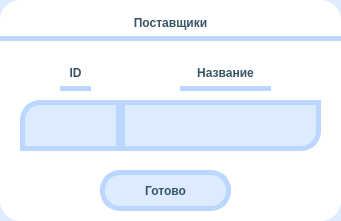
The window that CRM/editUI/editProvider.ui (Plnguins/CRM) describes before a commit, drawn with Qt 5.
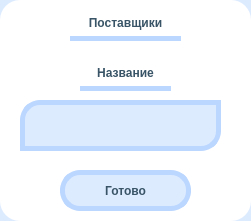
The same window after the commit.

Patch:
```diff
--- a/CRM/editUI/editProvider.ui
+++ b/CRM/editUI/editProvider.ui
@@ -21,60 +21,17 @@
    <rect>
     <x>0</x>
     <y>0</y>
-    <width>341</width>
+    <width>251</width>
     <height>221</height>
    </rect>
   </property>
   <property name="windowTitle">
    <string>Поставщик</string>
   </property>
-  <widget class="QLineEdit" name="CommentsEnter">
-   <property name="geometry">
-    <rect>
-     <x>120</x>
-     <y>100</y>
-     <width>201</width>
-     <height>51</height>
-    </rect>
-   </property>
-   <property name="styleSheet">
-    <string notr="true">	font: 12pt &quot;Comfortaa&quot;;
-	font: bold;
-	color:  rgb(56, 84, 102);	
-	background-color: rgb(221, 235, 255);
-	border: 5px solid #BBD6FF ;
-	border-bottom-right-radius:20px;</string>
-   </property>
-  </widget>
-  <widget class="QLabel" name="ID">
-   <property name="geometry">
-    <rect>
-     <x>60</x>
-     <y>60</y>
-     <width>31</width>
-     <height>31</height>
-    </rect>
-   </property>
-   <property name="styleSheet">
-    <string notr="true">	font: 12pt &quot;Comfortaa&quot;;
-	font: bold;
-	color:  rgb(56, 84, 102);
-	border: 5px solid #BBD6FF ;
-	border-top: transparent;
-	border-left: transparent;
-	border-right: transparent;</string>
-   </property>
-   <property name="text">
-    <string>ID</string>
-   </property>
-   <property name="alignment">
-    <set>Qt::AlignCenter</set>
-   </property>
-  </widget>
   <widget class="QPushButton" name="Apply">
    <property name="geometry">
     <rect>
-     <x>100</x>
+     <x>60</x>
      <y>170</y>
      <width>131</width>
      <height>41</height>
@@ -122,31 +79,10 @@
     <string>Готово</string>
    </property>
   </widget>
-  <widget class="QLabel" name="IDEnter">
+  <widget class="QLabel" name="Name">
    <property name="geometry">
     <rect>
-     <x>20</x>
-     <y>100</y>
-     <width>101</width>
-     <height>51</height>
-    </rect>
-   </property>
-   <property name="styleSheet">
-    <string notr="true">	font: 12pt &quot;Comfortaa&quot;;
-	font: bold;
-	color:  rgb(56, 84, 102);	
-	background-color: rgb(221, 235, 255);
-	border: 5px solid #BBD6FF ;
-	border-top-left-radius: 20px;</string>
-   </property>
-   <property name="text">
-    <string/>
-   </property>
-  </widget>
-  <widget class="QLabel" name="Comments">
-   <property name="geometry">
-    <rect>
-     <x>180</x>
+     <x>80</x>
      <y>60</y>
      <width>91</width>
      <height>31</height>
@@ -173,7 +109,7 @@
     <rect>
      <x>0</x>
      <y>0</y>
-     <width>341</width>
+     <width>251</width>
      <height>221</height>
     </rect>
    </property>
@@ -188,9 +124,9 @@
   <widget class="QLabel" name="tableName">
    <property name="geometry">
     <rect>
-     <x>0</x>
+     <x>70</x>
      <y>10</y>
-     <width>341</width>
+     <width>111</width>
      <height>31</height>
     </rect>
    </property>
@@ -226,14 +162,39 @@
     <string/>
    </property>
   </widget>
+  <widget class="QLabel" name="NameEnter">
+   <property name="geometry">
+    <rect>
+     <x>20</x>
+     <y>100</y>
+     <width>201</width>
+     <height>51</height>
+    </rect>
+   </property>
+   <property name="styleSheet">
+    <string notr="true">	font: 12pt &quot;Comfortaa&quot;;
+	font: bold;
+	color:  rgb(56, 84, 102);	
+	background-color: rgb(221, 235, 255);
+	border: 5px solid #BBD6FF ;
+	border-top-left-radius: 20px;
+	border-top-right-radius:0px;
+	border-bottom-left-radius:0px;
+	border-bottom-right-radius:20px;</string>
+   </property>
+   <property name="text">
+    <string/>
+   </property>
+   <property name="alignment">
+    <set>Qt::AlignCenter</set>
+   </property>
+  </widget>
   <zorder>Background</zorder>
   <zorder>BackgroundRounded</zorder>
-  <zorder>Comments</zorder>
-  <zorder>CommentsEnter</zorder>
-  <zorder>ID</zorder>
-  <zorder>IDEnter</zorder>
+  <zorder>Name</zorder>
   <zorder>tableName</zorder>
   <zorder>Apply</zorder>
+  <zorder>NameEnter</zorder>
  </widget>
  <resources/>
  <connections/>
```
Left out of the diff: 15 changed lines with no effect on the pictures.
